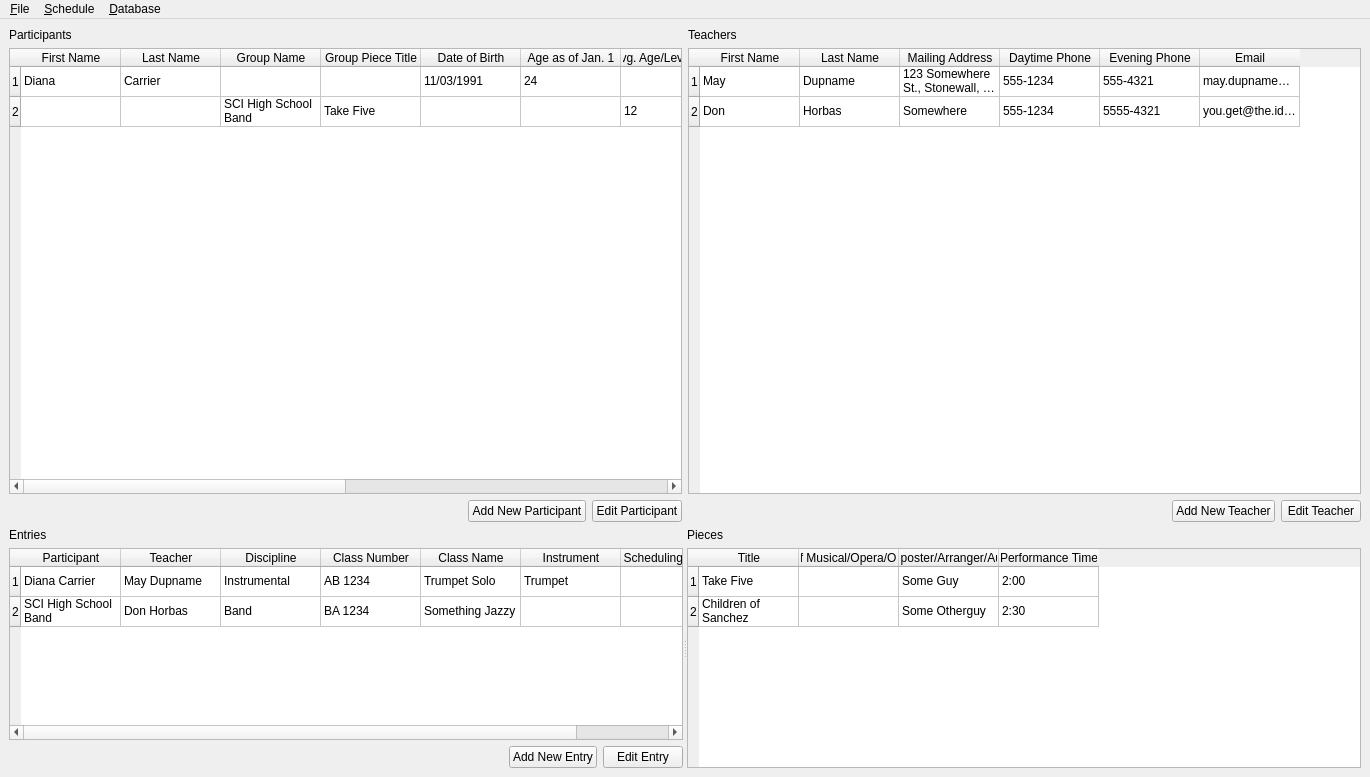
Qt form Forms/ui_mainwindow.ui (diana134/afs) before a commit.
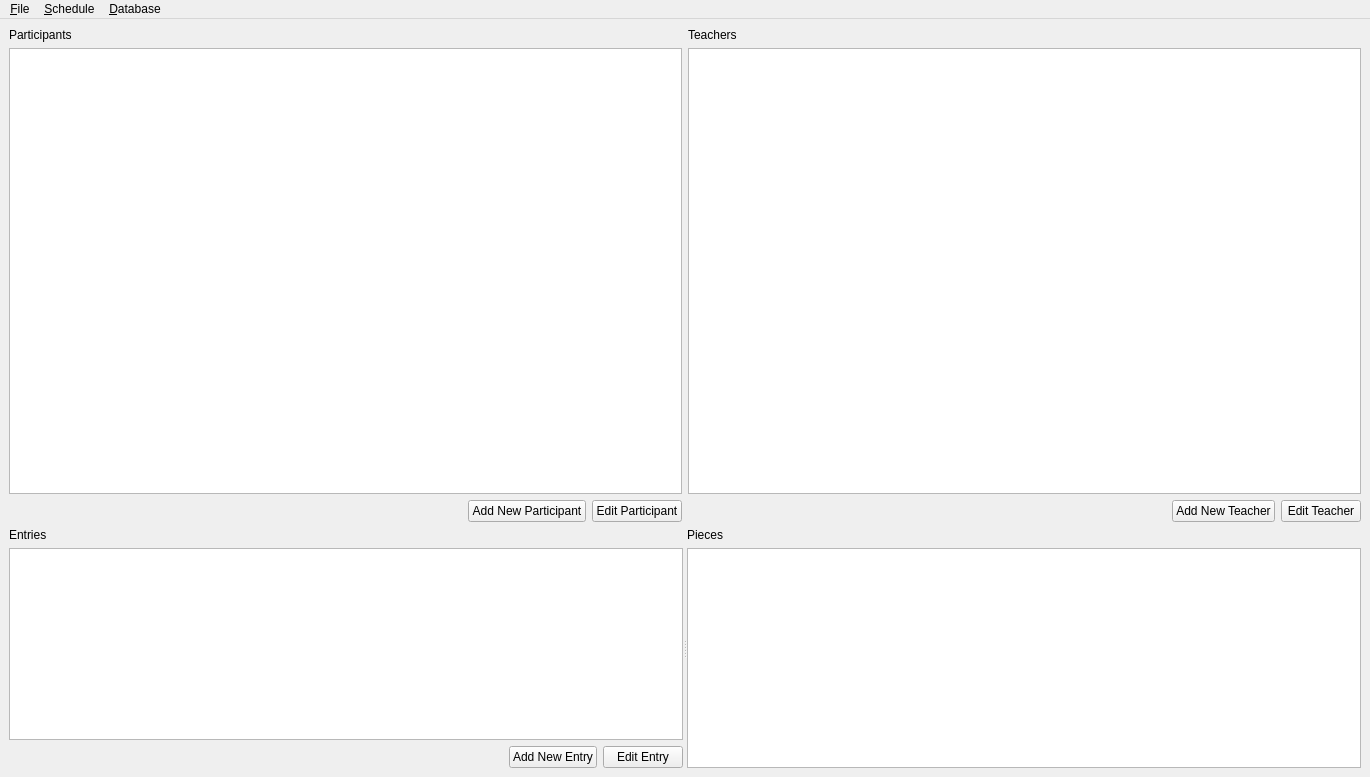
The same form after that commit.

Commit message: Main window displaying db contents

Patch:
```diff
--- a/Forms/ui_mainwindow.ui
+++ b/Forms/ui_mainwindow.ui
@@ -25,188 +25,7 @@
        </widget>
       </item>
       <item>
-       <widget class="QTableWidget" name="participantTableWidget">
-        <row>
-         <property name="text">
-          <string>1</string>
-         </property>
-        </row>
-        <row>
-         <property name="text">
-          <string>2</string>
-         </property>
-        </row>
-        <column>
-         <property name="text">
-          <string>First Name</string>
-         </property>
-        </column>
-        <column>
-         <property name="text">
-          <string>Last Name</string>
-         </property>
-        </column>
-        <column>
-         <property name="text">
-          <string>Group Name</string>
-         </property>
-        </column>
-        <column>
-         <property name="text">
-          <string>Group Piece Title</string>
-         </property>
-        </column>
-        <column>
-         <property name="text">
-          <string>Date of Birth</string>
-         </property>
-        </column>
-        <column>
-         <property name="text">
-          <string>Age as of Jan. 1</string>
-         </property>
-        </column>
-        <column>
-         <property name="text">
-          <string>Avg. Age/Level/Grade</string>
-         </property>
-        </column>
-        <column>
-         <property name="text">
-          <string>List of Particpants</string>
-         </property>
-        </column>
-        <column>
-         <property name="text">
-          <string>Mailing Address</string>
-         </property>
-        </column>
-        <column>
-         <property name="text">
-          <string>Home Phone</string>
-         </property>
-        </column>
-        <column>
-         <property name="text">
-          <string>Cell Phone</string>
-         </property>
-        </column>
-        <column>
-         <property name="text">
-          <string>Email</string>
-         </property>
-        </column>
-        <item row="0" column="0">
-         <property name="text">
-          <string>Diana</string>
-         </property>
-        </item>
-        <item row="0" column="1">
-         <property name="text">
-          <string>Carrier</string>
-         </property>
-        </item>
-        <item row="0" column="2">
-         <property name="text">
-          <string/>
-         </property>
-        </item>
-        <item row="0" column="3">
-         <property name="text">
-          <string/>
-         </property>
-        </item>
-        <item row="0" column="4">
-         <property name="text">
-          <string>11/03/1991</string>
-         </property>
-        </item>
-        <item row="0" column="5">
-         <property name="text">
-          <string>24</string>
-         </property>
-        </item>
-        <item row="0" column="6">
-         <property name="text">
-          <string/>
-         </property>
-        </item>
-        <item row="0" column="7">
-         <property name="text">
-          <string/>
-         </property>
-        </item>
-        <item row="0" column="8">
-         <property name="text">
-          <string>Box 1946, Stonewall, MB, R0C 2Z0</string>
-         </property>
-        </item>
-        <item row="0" column="9">
-         <property name="text">
-          <string>467-5761</string>
-         </property>
-        </item>
-        <item row="0" column="10">
-         <property name="text">
-          <string/>
-         </property>
-        </item>
-        <item row="0" column="11">
-         <property name="text">
-          <string>umcarr77@gmail.com</string>
-         </property>
-        </item>
-        <item row="1" column="2">
-         <property name="text">
-          <string>SCI High School Band</string>
-         </property>
-        </item>
-        <item row="1" column="3">
-         <property name="text">
-          <string>Take Five</string>
-         </property>
-        </item>
-        <item row="1" column="4">
-         <property name="text">
-          <string/>
-         </property>
-        </item>
-        <item row="1" column="5">
-         <property name="text">
-          <string/>
-         </property>
-        </item>
-        <item row="1" column="6">
-         <property name="text">
-          <string>12</string>
-         </property>
-        </item>
-        <item row="1" column="7">
-         <property name="text">
-          <string/>
-         </property>
-        </item>
-        <item row="1" column="8">
-         <property name="text">
-          <string/>
-         </property>
-        </item>
-        <item row="1" column="9">
-         <property name="text">
-          <string/>
-         </property>
-        </item>
-        <item row="1" column="10">
-         <property name="text">
-          <string/>
-         </property>
-        </item>
-        <item row="1" column="11">
-         <property name="text">
-          <string/>
-         </property>
-        </item>
-       </widget>
+       <widget class="QTableView" name="participantTableView"/>
       </item>
       <item>
        <layout class="QHBoxLayout" name="horizontalLayout">
@@ -251,108 +70,7 @@
        </widget>
       </item>
       <item>
-       <widget class="QTableWidget" name="teacherTableWidget">
-        <row>
-         <property name="text">
-          <string>1</string>
-         </property>
-        </row>
-        <row>
-         <property name="text">
-          <string>2</string>
-         </property>
-        </row>
-        <column>
-         <property name="text">
-          <string>First Name</string>
-         </property>
-        </column>
-        <column>
-         <property name="text">
-          <string>Last Name</string>
-         </property>
-        </column>
-        <column>
-         <property name="text">
-          <string>Mailing Address</string>
-         </property>
-        </column>
-        <column>
-         <property name="text">
-          <string>Daytime Phone</string>
-         </property>
-        </column>
-        <column>
-         <property name="text">
-          <string>Evening Phone</string>
-         </property>
-        </column>
-        <column>
-         <property name="text">
-          <string>Email</string>
-         </property>
-        </column>
-        <item row="0" column="0">
-         <property name="text">
-          <string>May</string>
-         </property>
-        </item>
-        <item row="0" column="1">
-         <property name="text">
-          <string>Dupname</string>
-         </property>
-        </item>
-        <item row="0" column="2">
-         <property name="text">
-          <string>123 Somewhere St., Stonewall, MB. R0C 2Z0</string>
-         </property>
-        </item>
-        <item row="0" column="3">
-         <property name="text">
-          <string>555-1234</string>
-         </property>
-        </item>
-        <item row="0" column="4">
-         <property name="text">
-          <string>555-4321</string>
-         </property>
-        </item>
-        <item row="0" column="5">
-         <property name="text">
-          <string>may.dupname@gmail.com</string>
-         </property>
-        </item>
-        <item row="1" column="0">
-         <property name="text">
-          <string>Don</string>
-         </property>
-        </item>
-        <item row="1" column="1">
-         <property name="text">
-          <string>Horbas</string>
-         </property>
-        </item>
-        <item row="1" column="2">
-         <property name="text">
-          <string>Somewhere</string>
-         </property>
-        </item>
-        <item row="1" column="3">
-         <property name="text">
-          <string>555-1234</string>
-         </property>
-        </item>
-        <item row="1" column="4">
-         <property name="text">
-          <string>5555-4321</string>
-         </property>
-        </item>
-        <item row="1" column="5">
-         <property name="text">
-          <string>you.get@the.idea</string>
-         </property>
-        </item>
-       </widget>
+       <widget class="QTableView" name="teacherTableView"/>
       </item>
       <item>
        <layout class="QHBoxLayout" name="horizontalLayout_4">
@@ -402,123 +120,7 @@
          </widget>
         </item>
         <item>
-         <widget class="QTableWidget" name="entryTableWidget">
-          <row>
-           <property name="text">
-            <string>1</string>
-           </property>
-          </row>
-          <row>
-           <property name="text">
-            <string>2</string>
-           </property>
-          </row>
-          <column>
-           <property name="text">
-            <string>Participant</string>
-           </property>
-          </column>
-          <column>
-           <property name="text">
-            <string>Teacher</string>
-           </property>
-          </column>
-          <column>
-           <property name="text">
-            <string>Discipline</string>
-           </property>
-          </column>
-          <column>
-           <property name="text">
-            <string>Class Number</string>
-           </property>
-          </column>
-          <column>
-           <property name="text">
-            <string>Class Name</string>
-           </property>
-          </column>
-          <column>
-           <property name="text">
-            <string>Instrument</string>
-           </property>
-          </column>
-          <column>
-           <property name="text">
-            <string>Special Scheduling Requirements</string>
-           </property>
-          </column>
-          <item row="0" column="0">
-           <property name="text">
-            <string>Diana Carrier</string>
-           </property>
-          </item>
-          <item row="0" column="1">
-           <property name="text">
-            <string>May Dupname</string>
-           </property>
-          </item>
-          <item row="0" column="2">
-           <property name="text">
-            <string>Instrumental</string>
-           </property>
-          </item>
-          <item row="0" column="3">
-           <property name="text">
-            <string>AB 1234</string>
-           </property>
-          </item>
-          <item row="0" column="4">
-           <property name="text">
-            <string>Trumpet Solo</string>
-           </property>
-          </item>
-          <item row="0" column="5">
-           <property name="text">
-            <string>Trumpet</string>
-           </property>
-          </item>
-          <item row="0" column="6">
-           <property name="text">
-            <string/>
-           </property>
-          </item>
-          <item row="1" column="0">
-           <property name="text">
-            <string>SCI High School Band</string>
-           </property>
-          </item>
-          <item row="1" column="1">
-           <property name="text">
-            <string>Don Horbas</string>
-           </property>
-          </item>
-          <item row="1" column="2">
-           <property name="text">
-            <string>Band</string>
-           </property>
-          </item>
-          <item row="1" column="3">
-           <property name="text">
-            <string>BA 1234</string>
-           </property>
-          </item>
-          <item row="1" column="4">
-           <property name="text">
-            <string>Something Jazzy</string>
-           </property>
-          </item>
-          <item row="1" column="5">
-           <property name="text">
-            <string/>
-           </property>
-          </item>
-          <item row="1" column="6">
-           <property name="text">
-            <string/>
-           </property>
-          </item>
-         </widget>
+         <widget class="QTableView" name="entryTableView"/>
         </item>
         <item>
          <layout class="QHBoxLayout" name="horizontalLayout_3">
@@ -563,78 +165,7 @@
          </widget>
         </item>
         <item>
-         <widget class="QTableWidget" name="pieceTableWidget">
-          <row>
-           <property name="text">
-            <string>1</string>
-           </property>
-          </row>
-          <row>
-           <property name="text">
-            <string>2</string>
-           </property>
-          </row>
-          <column>
-           <property name="text">
-            <string>Title</string>
-           </property>
-          </column>
-          <column>
-           <property name="text">
-            <string>Title of Musical/Opera/Oratorio</string>
-           </property>
-          </column>
-          <column>
-           <property name="text">
-            <string>Composter/Arranger/Author</string>
-           </property>
-          </column>
-          <column>
-           <property name="text">
-            <string>Performance Time</string>
-           </property>
-          </column>
-          <item row="0" column="0">
-           <property name="text">
-            <string>Take Five</string>
-           </property>
-          </item>
-          <item row="0" column="1">
-           <property name="text">
-            <string/>
-           </property>
-          </item>
-          <item row="0" column="2">
-           <property name="text">
-            <string>Some Guy</string>
-           </property>
-          </item>
-          <item row="0" column="3">
-           <property name="text">
-            <string>2:00</string>
-           </property>
-          </item>
-          <item row="1" column="0">
-           <property name="text">
-            <string>Children of Sanchez</string>
-           </property>
-          </item>
-          <item row="1" column="1">
-           <property name="text">
-            <string/>
-           </property>
-          </item>
-          <item row="1" column="2">
-           <property name="text">
-            <string>Some Otherguy</string>
-           </property>
-          </item>
-          <item row="1" column="3">
-           <property name="text">
-            <string>2:30</string>
-           </property>
-          </item>
-         </widget>
+         <widget class="QTableView" name="pieceTableView"/>
         </item>
        </layout>
       </widget>
```
The commit also changes 5 other files.
